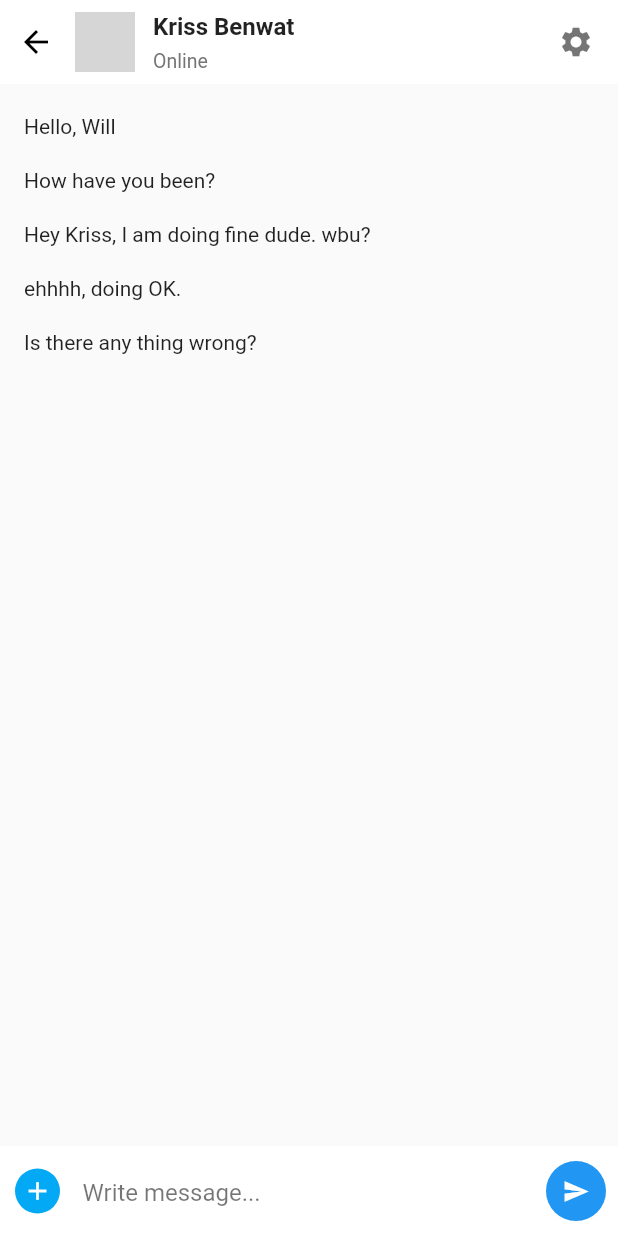
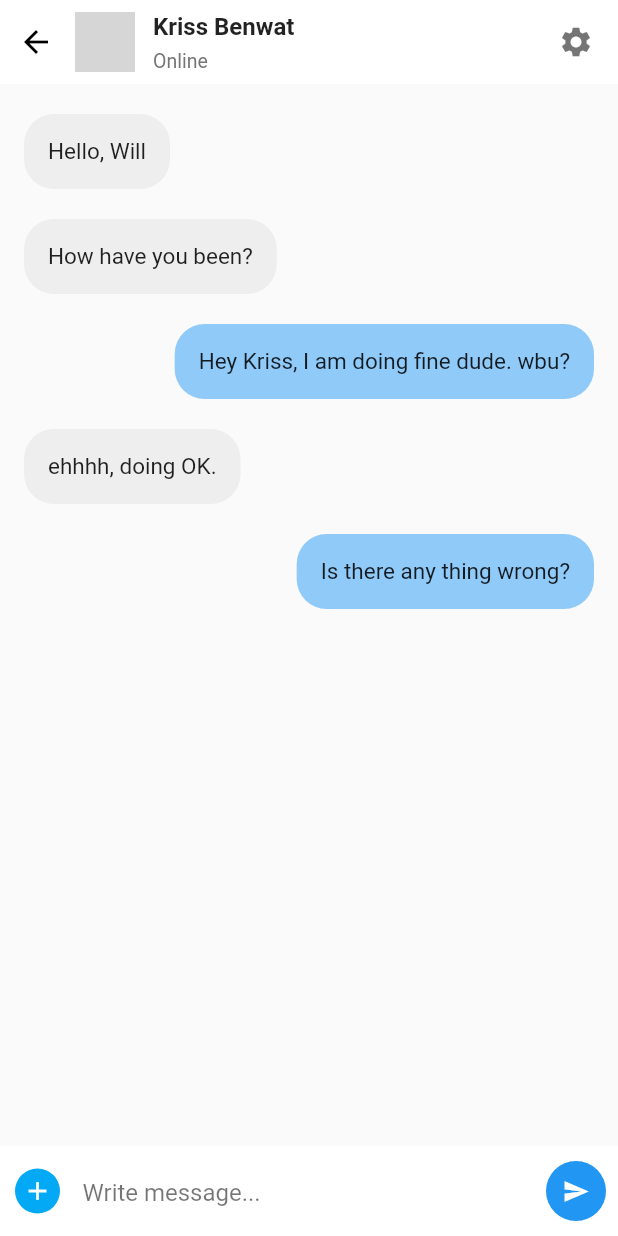
Before and after one commit to jayson-xu/flutter_chatui, a Flutter app: the ChatDetailPage screen opened directly, on a phone screen of 412 x 824 dp. Run offline on Flutter 3.47's test engine with Material 2 defaults, Android fonts, the phone set to English and light mode, and no system bars; network calls fail; grey boxes are pictures that could not be loaded.

Commit message:
定制消息显示位置及风格

```diff
--- a/lib/pages/chat_detail_page.dart
+++ b/lib/pages/chat_detail_page.dart
@@ -91,7 +91,24 @@ class _ChatDetailPageState extends State<ChatDetailPage> {
               return Container(
                 padding:
                     EdgeInsets.only(left: 16, right: 16, top: 10, bottom: 10),
-                child: Text(messages[index].messageContent),
+                child: Align(
+                  alignment: (messages[index].messageType == "receiver"
+                      ? Alignment.topLeft
+                      : Alignment.topRight),
+                  child: Container(
+                    decoration: BoxDecoration(
+                      borderRadius: BorderRadius.circular(20),
+                      color: (messages[index].messageType == "receiver"
+                          ? Colors.grey.shade200
+                          : Colors.blue[200]),
+                    ),
+                    padding: EdgeInsets.all(16),
+                    child: Text(
+                      messages[index].messageContent,
+                      style: TextStyle(fontSize: 15),
+                    ),
+                  ),
+                ),
               );
             },
           ),
```
